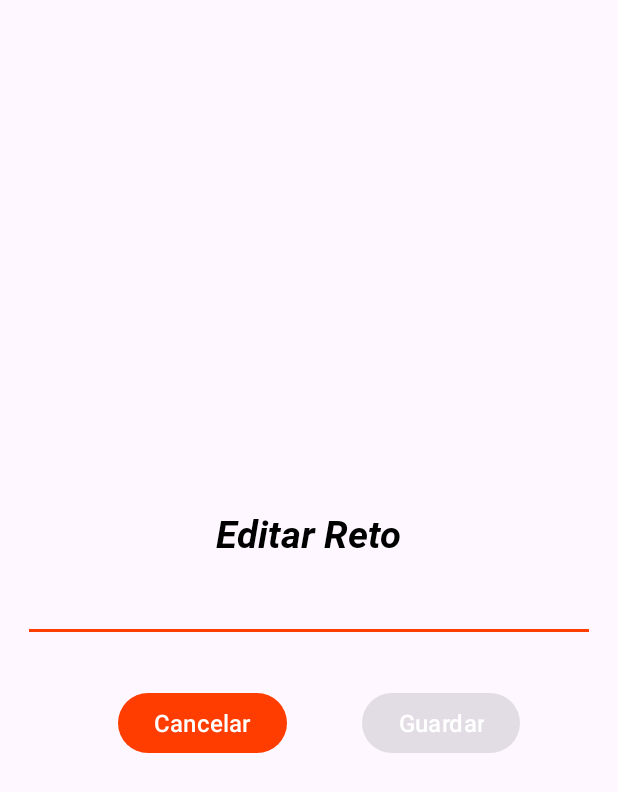
After one commit to oscarMyerston/picobotella2, an Android app: the layout dialogo_editar_reto.xml on its own in the app's theme, with its tools: preview values and no code run, on a phone screen of 412 x 824 dp. The commit adds this screen. Shown: the top 792 px of the screen. Run offline under Robolectric (Android 15) with nearby library versions, the phone set to English and light mode, and no system bars.

Commit message:
Finish CRUD

```diff
--- a/app/src/main/java/com/example/picobotella/data/DBReto.kt
+++ b/app/src/main/java/com/example/picobotella/data/DBReto.kt
@@ -22,7 +22,7 @@ abstract class DBReto: RoomDatabase() {
                     DBReto::class.java,
                     NAME_DB
                 )
-                    .createFromAsset("database/${NAME_DB}")
+                    //.createFromAsset("database/${NAME_DB}")
                     .allowMainThreadQueries()
                     .build()
                 INSTANCE = instance
--- /dev/null
+++ b/app/src/main/res/layout/dialogo_editar_reto.xml
@@ -0,0 +1,70 @@
+<?xml version="1.0" encoding="utf-8"?>
+<layout xmlns:android="http://schemas.android.com/apk/res/android"
+    xmlns:app="http://schemas.android.com/apk/res-auto">
+
+    <data/>
+
+
+    <androidx.constraintlayout.widget.ConstraintLayout
+        android:layout_width="match_parent"
+        android:layout_height="match_parent">
+        <LinearLayout
+            android:layout_width="match_parent"
+            android:layout_height="wrap_content"
+            android:layout_margin="15dp"
+            android:orientation="vertical"
+            app:layout_constraintTop_toTopOf="parent"
+            app:layout_constraintBottom_toBottomOf="parent"
+            app:layout_constraintEnd_toEndOf="parent"
+            app:layout_constraintStart_toStartOf="parent">
+
+            <TextView
+                android:layout_width="wrap_content"
+                android:layout_height="wrap_content"
+                android:layout_gravity="center"
+                android:layout_marginTop="10dp"
+                android:padding="10dp"
+                android:fontFamily="@font/robotobolditalic"
+                android:text="@string/editar_reto"
+                android:textColor="@color/black"
+                android:textSize="25sp"/>
+
+            <EditText
+                android:id="@+id/idEditReto"
+                android:layout_width="match_parent"
+                android:layout_height="wrap_content"
+                android:layout_marginBottom="30dp"
+                android:backgroundTint="@color/color_general"/>
+
+            <LinearLayout
+                android:layout_width="match_parent"
+                android:layout_height="wrap_content"
+                android:orientation="horizontal"
+                android:gravity="end">
+
+                <Button
+                    android:id="@+id/idBtnCancelar"
+                    android:layout_width="wrap_content"
+                    android:layout_height="wrap_content"
+                    android:text="@string/cancelar"
+                    android:layout_marginEnd="50dp"
+                    android:textColor="@color/white"
+                    android:textAllCaps="false"
+                    android:textSize="16sp"/>
+
+                <Button
+                    android:id="@+id/idBtnEditar"
+                    android:layout_width="wrap_content"
+                    android:layout_height="wrap_content"
+                    android:text="@string/guardar"
+                    android:enabled="false"
+                    android:layout_marginEnd="50dp"
+                    android:textColor="@color/white"
+                    android:textAllCaps="false"
+                    android:textSize="16sp"/>
+            </LinearLayout>
+
+        </LinearLayout>
+
+    </androidx.constraintlayout.widget.ConstraintLayout>
+</layout>
--- a/app/src/main/res/values/strings.xml
+++ b/app/src/main/res/values/strings.xml
@@ -11,5 +11,9 @@
     <string name="texto_hint">Escriba el reto</string>
     <string name="btn_cancelar">Cancelar</string>
     <string name="btn_guardar">Guardar</string>
+    <string name="title_dialog_eliminar">¿Deseas eliminar el siguiente reto?:</string>
+    <string name="editar_reto">Editar Reto</string>
+    <string name="cancelar">Cancelar</string>
+    <string name="guardar">Guardar</string>
 
 </resources>
```
Also changed, not shown: app/src/main/java/com/example/picobotella/repository/RetoRepository.kt (+12 -0 lines), app/src/main/java/com/example/picobotella/view/dialogo/DialogoEditarReto.kt (added, +43 -0 lines), app/src/main/java/com/example/picobotella/view/dialogo/DialogoEliminarReto.kt (added, +24 -0 lines), app/src/main/java/com/example/picobotella/view/viewholder/RetoViewHolder.kt (+14 -0 lines), app/src/main/java/com/example/picobotella/viewmodel/JuegoViewModel.kt (+21 -0 lines).
